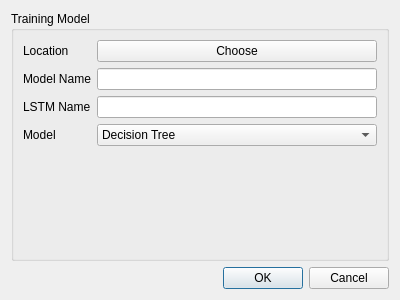
Qt form ui/trainning_model_dialog.ui (NhatTrung-Git/Weather_Forecast_App) before a commit.
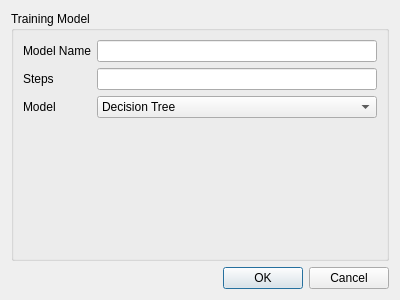
The same form after that commit.

What changed in the file:
```diff
--- a/ui/trainning_model_dialog.ui
+++ b/ui/trainning_model_dialog.ui
@@ -21,47 +21,23 @@
      </property>
      <layout class="QFormLayout" name="formLayout">
       <item row="0" column="0">
-       <widget class="QLabel" name="label_4">
-        <property name="text">
-         <string>Location</string>
-        </property>
-       </widget>
-      </item>
-      <item row="0" column="1">
-       <widget class="QPushButton" name="BtnChooseTraining">
-        <property name="text">
-         <string>Choose</string>
-        </property>
-       </widget>
-      </item>
-      <item row="1" column="0">
        <widget class="QLabel" name="label_2">
         <property name="text">
          <string>Model Name</string>
         </property>
        </widget>
       </item>
-      <item row="1" column="1">
+      <item row="0" column="1">
        <widget class="QLineEdit" name="LNameTraining"/>
       </item>
       <item row="2" column="0">
-       <widget class="QLabel" name="label_3">
-        <property name="text">
-         <string>LSTM Name</string>
-        </property>
-       </widget>
-      </item>
-      <item row="2" column="1">
-       <widget class="QLineEdit" name="LLSTMTraining"/>
-      </item>
-      <item row="3" column="0">
        <widget class="QLabel" name="label">
         <property name="text">
          <string>Model</string>
         </property>
        </widget>
       </item>
-      <item row="3" column="1">
+      <item row="2" column="1">
        <widget class="QComboBox" name="CbTraining">
         <item>
          <property name="text">
@@ -80,6 +56,16 @@
         </item>
        </widget>
       </item>
+      <item row="1" column="0">
+       <widget class="QLabel" name="label_3">
+        <property name="text">
+         <string>Steps</string>
+        </property>
+       </widget>
+      </item>
+      <item row="1" column="1">
+       <widget class="QLineEdit" name="LSteps"/>
+      </item>
      </layout>
     </widget>
    </item>
```
Left out of the diff: 5 changed lines with no effect on the pictures.
